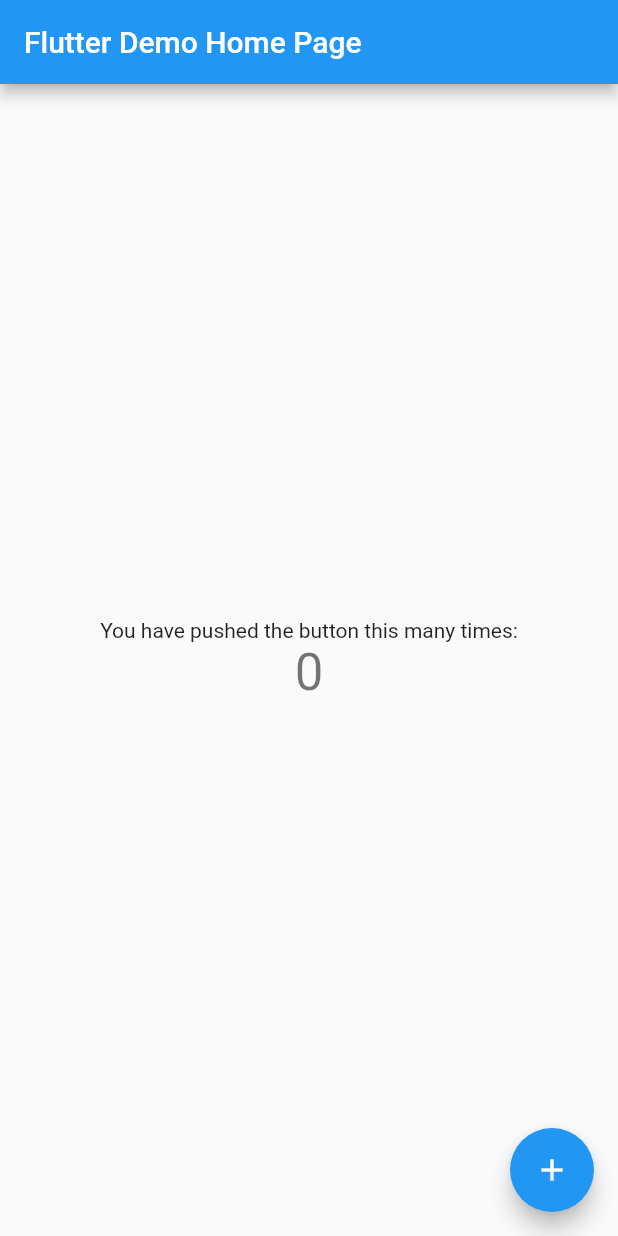
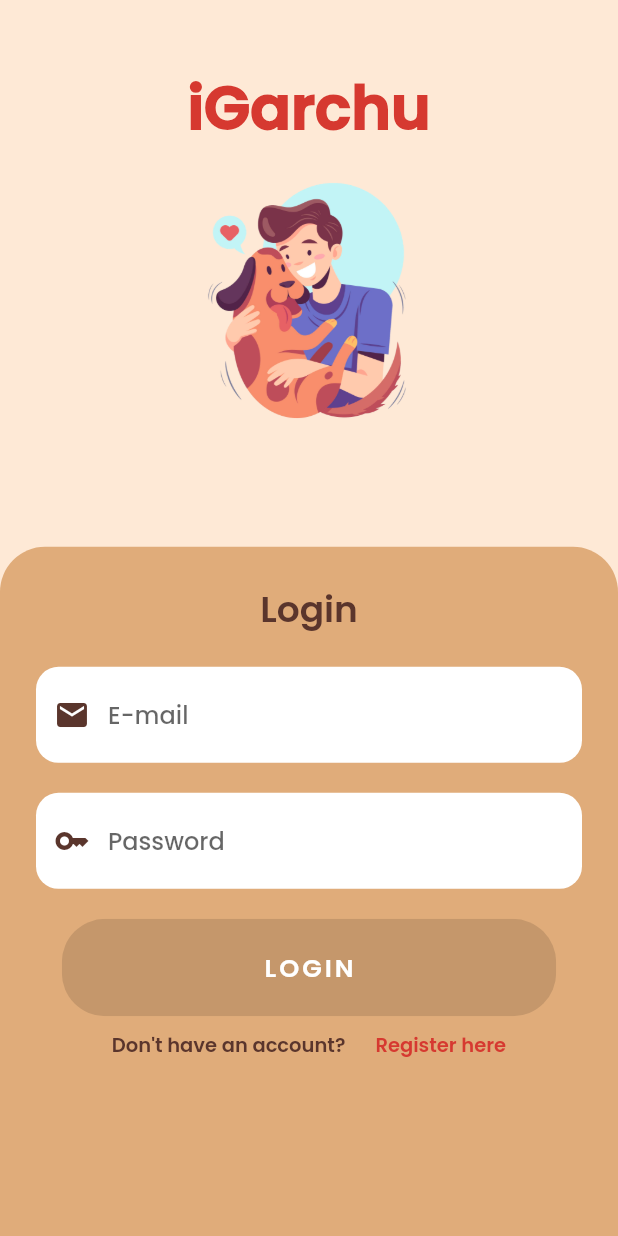
Before and after one commit to nacuabessie/capstone_igarchu_ver2, a Flutter app: the screen it shows after launch, on a phone screen of 412 x 824 dp. Run offline on Flutter 3.47's test engine with Material 2 defaults, Android fonts, the phone set to English and light mode, and no system bars.

Commit message:
Added Login Screen

```diff
--- /dev/null
+++ b/igarchu_capstone_ver2/lib/Screens/login_screen.dart
@@ -0,0 +1,137 @@
+// ignore_for_file: unnecessary_const
+
+import 'package:flutter/material.dart';
+
+import '../Widgets/rounded_button.dart';
+import '../Widgets/underpart.dart';
+import '../Widgets/upside.dart';
+import '../constants.dart';
+
+class LoginScreen extends StatefulWidget {
+  const LoginScreen({Key? key}) : super(key: key);
+
+  @override
+  State<LoginScreen> createState() => _LoginScreenState();
+}
+
+class _LoginScreenState extends State<LoginScreen> {
+  @override
+  Widget build(BuildContext context) {
+    return Scaffold(
+      body: SafeArea(
+        child: SingleChildScrollView(
+          child: Container(
+              constraints: BoxConstraints(
+                  maxHeight: MediaQuery.of(context).size.height,
+                  maxWidth: MediaQuery.of(context).size.width),
+              decoration: const BoxDecoration(
+                gradient: LinearGradient(colors: [
+                  kPrimaryLightColor,
+                  kPrimaryLightColor,
+                ], begin: Alignment.topLeft, end: Alignment.centerRight),
+              ),
+              child: Column(
+                children: [
+                  Expanded(
+                    flex: 3,
+                    child: Column(
+                        mainAxisAlignment: MainAxisAlignment.center,
+                        crossAxisAlignment: CrossAxisAlignment.center,
+                        // ignore: prefer_const_literals_to_create_immutables
+                        children: [
+                          const Text(
+                            "iGarchu",
+                            style: TextStyle(
+                                color: kbutton1,
+                                fontSize: 40.0,
+                                fontWeight: FontWeight.w800),
+                          ),
+                          const Upside(
+                            imgUrl: "assets/images/PetLover.png",
+                          ),
+                        ]),
+                  ),
+                  const SizedBox(height: 20.0),
+                  Expanded(
+                    flex: 4,
+                    child: Container(
+                      width: double.infinity,
+                      decoration: const BoxDecoration(
+                          color: kPrimaryColor,
+                          borderRadius: const BorderRadius.only(
+                            topLeft: Radius.circular(30),
+                            topRight: Radius.circular(30),
+                          )),
+                      child: Padding(
+                          padding: const EdgeInsets.all(24.0),
+                          child: Column(
+                              mainAxisAlignment: MainAxisAlignment.start,
+                              crossAxisAlignment: CrossAxisAlignment.center,
+                              children: [
+                                const Text(
+                                  "Login",
+                                  style: TextStyle(
+                                      color: kbutton2,
+                                      fontSize: 24.0,
+                                      fontWeight: FontWeight.bold),
+                                ),
+                                const SizedBox(height: 20.0),
+                                TextField(
+                                    // controller: _emailController,
+                                    //change value for email
+                                    // onChanged: (value) => ,
+                                    keyboardType: TextInputType.emailAddress,
+                                    decoration: InputDecoration(
+                                        border: OutlineInputBorder(
+                                          borderRadius:
+                                              BorderRadius.circular(15.0),
+                                          borderSide: BorderSide.none,
+                                        ),
+                                        filled: true,
+                                        fillColor: Colors.white,
+                                        hintText: "E-mail",
+                                        prefixIcon: const Icon(Icons.email,
+                                            color: kbutton2))),
+                                const SizedBox(height: 20.0),
+                                TextField(
+                                    // controller: _passwordController,
+                                    //change value for password
+                                    // onChanged: (value) => ,
+                                    keyboardType: TextInputType.emailAddress,
+                                    decoration: InputDecoration(
+                                        border: OutlineInputBorder(
+                                          borderRadius:
+                                              BorderRadius.circular(15.0),
+                                          borderSide: BorderSide.none,
+                                        ),
+                                        filled: true,
+                                        fillColor: Colors.white,
+                                        hintText: "Password",
+                                        prefixIcon:
+                                            const Icon(Icons.key, color: kbutton2))),
+                                const SizedBox(height: 10.0),
+                                const RoundedButton(
+                                  text: 'LOGIN',
+                                  // press: () => (),
+                                ),
+                                UnderPart(
+                                  title: "Don't have an account?",
+                                  navigatorText: "Register here",
+                                  onTap: () {
+                                    // Navigator.push(
+                                    //     context,
+                                    //     MaterialPageRoute(
+                                    //         builder: (context) =>
+                                    //             register_screen()));
+                                  },
+                                ),
+                              ])),
+                    ),
+                  ),
+                ],
+              )),
+        ),
+      ),
+    );
+  }
+}
--- /dev/null
+++ b/igarchu_capstone_ver2/lib/Widgets/rounded_button.dart
@@ -0,0 +1,45 @@
+import 'package:flutter/material.dart';
+import 'package:igarchu_capstone_ver2/constants.dart';
+
+class RoundedButton extends StatelessWidget {
+  const RoundedButton(
+      {Key? key, required this.text, this.press, this.textColor = Colors.white})
+      : super(key: key);
+
+  final String text;
+  final Function()? press;
+  final Color? textColor;
+
+  @override
+  Widget build(BuildContext context) {
+    Size size = MediaQuery.of(context).size;
+    return Container(
+      margin: const EdgeInsets.symmetric(vertical: 10),
+      width: size.width * 0.8,
+      child: ClipRRect(
+        borderRadius: BorderRadius.circular(29),
+        child: newElevatedButton(),
+      ),
+    );
+  }
+
+  Widget newElevatedButton() {
+    return ElevatedButton(
+      child: Text(
+        text,
+        style: TextStyle(color: textColor, fontSize: 17),
+      ),
+      onPressed: press,
+      style: ElevatedButton.styleFrom(
+        primary: kbutton1,
+        padding: const EdgeInsets.symmetric(horizontal: 40, vertical: 20),
+        textStyle: TextStyle(
+          letterSpacing: 2,
+          color: textColor,
+          fontWeight: FontWeight.bold,
+          fontFamily: 'Poppins',
+        ),
+      ),
+    );
+  }
+}
--- /dev/null
+++ b/igarchu_capstone_ver2/lib/Widgets/underpart.dart
@@ -0,0 +1,49 @@
+import 'package:flutter/material.dart';
+import 'package:igarchu_capstone_ver2/constants.dart';
+
+
+class UnderPart extends StatelessWidget {
+  const UnderPart(
+      {Key? key,
+      required this.title,
+      required this.navigatorText,
+      required this.onTap})
+      : super(key: key);
+
+  final String title;
+  final String navigatorText;
+  final Function() onTap;
+
+  @override
+  Widget build(BuildContext context) {
+    return Row(
+      mainAxisAlignment: MainAxisAlignment.center,
+      children: [
+        Text(
+          title,
+          style: const TextStyle(
+              fontFamily: 'Poppins',
+              fontSize: 13,
+              color: kbutton2,
+              fontWeight: FontWeight.w600),
+        ),
+        const SizedBox(
+          width: 20,
+        ),
+        InkWell(
+          onTap: () {
+            onTap();
+          },
+          child: Text(
+            navigatorText,
+            style: const TextStyle(
+                color: kbutton1,
+                fontFamily: 'Poppins',
+                fontSize: 13,
+                fontWeight: FontWeight.w600),
+          ),
+        )
+      ],
+    );
+  }
+}
--- /dev/null
+++ b/igarchu_capstone_ver2/lib/Widgets/upside.dart
@@ -0,0 +1,32 @@
+import 'package:flutter/cupertino.dart';
+import 'package:flutter/material.dart';
+import 'package:igarchu_capstone_ver2/constants.dart';
+// import 'package:h3f_wedding_planner/constants.dart';
+
+class Upside extends StatelessWidget {
+  const Upside({Key? key, required this.imgUrl}) : super(key: key);
+
+  final String imgUrl;
+
+  @override
+  Widget build(BuildContext context) {
+    Size size = MediaQuery.of(context).size;
+    return Stack(
+      children: [
+        Container(
+          width: 210.0,
+          height: 200.0,
+          color: kPrimaryLightColor,
+          child: Padding(
+            padding: const EdgeInsets.only(top: 0.0),
+            child: Image.asset(
+              imgUrl,
+              alignment: Alignment.topCenter,
+              scale: 1,
+            ),
+          ),
+        ),
+      ],
+    );
+  }
+}
--- /dev/null
+++ b/igarchu_capstone_ver2/lib/constants.dart
@@ -0,0 +1,8 @@
+import 'package:flutter/material.dart';
+
+const kPrimaryColor = Color.fromRGBO(224, 172, 122, 1);
+const kPrimaryLightColor = Color.fromRGBO(254, 233, 214, 1);
+const kbutton1 = Color.fromRGBO(214, 57, 48, 1);
+const kbutton2 = Color.fromRGBO(90, 53, 44, 1);
+const kBackground1 = Color.fromRGBO(254, 233, 214, 1);
+const kBackground2 = Color.fromRGBO(236, 167, 102, 1);
--- a/igarchu_capstone_ver2/lib/main.dart
+++ b/igarchu_capstone_ver2/lib/main.dart
@@ -1,4 +1,7 @@
 import 'package:flutter/material.dart';
+
+import 'Screens/login_screen.dart';
+import 'constants.dart';
 
 void main() {
   runApp(const MyApp());
@@ -11,105 +14,17 @@
   @override
   Widget build(BuildContext context) {
     return MaterialApp(
-      title: 'Flutter Demo',
-      theme: ThemeData(
-        // This is the theme of your application.
-        //
-        // Try running your application with "flutter run". You'll see the
-        // application has a blue toolbar. Then, without quitting the app, try
-        // changing the primarySwatch below to Colors.green and then invoke
-        // "hot reload" (press "r" in the console where you ran "flutter run",
-        // or simply save your changes to "hot reload" in a Flutter IDE).
-        // Notice that the counter didn't reset back to zero; the application
-        // is not restarted.
-        primarySwatch: Colors.blue,
-      ),
-      home: const MyHomePage(title: 'Flutter Demo Home Page'),
+      debugShowCheckedModeBanner: false,
+        title: 'Flutter Demo',
+        theme: ThemeData(
+            primaryColor: kPrimaryLightColor,
+            fontFamily: 'Poppins',
+            textTheme: const TextTheme(
+              headline1: TextStyle(fontFamily: 'Poppins'),
+              headline2:
+                  TextStyle(fontFamily: 'Poppins', fontWeight: FontWeight.bold),
+            )),
+      home: const LoginScreen(),
     );
   }
 }
-
-class MyHomePage extends StatefulWidget {
-  const MyHomePage({Key? key, required this.title}) : super(key: key);
-
-  // This widget is the home page of your application. It is stateful, meaning
-  // that it has a State object (defined below) that contains fields that affect
-  // how it looks.
-
-  // This class is the configuration for the state. It holds the values (in this
-  // case the title) provided by the parent (in this case the App widget) and
-  // used by the build method of the State. Fields in a Widget subclass are
-  // always marked "final".
-
-  final String title;
-
-  @override
-  State<MyHomePage> createState() => _MyHomePageState();
-}
-
-class _MyHomePageState extends State<MyHomePage> {
-  int _counter = 0;
-
-  void _incrementCounter() {
-    setState(() {
-      // This call to setState tells the Flutter framework that something has
-      // changed in this State, which causes it to rerun the build method below
-      // so that the display can reflect the updated values. If we changed
-      // _counter without calling setState(), then the build method would not be
-      // called again, and so nothing would appear to happen.
-      _counter++;
-    });
-  }
-
-  @override
-  Widget build(BuildContext context) {
-    // This method is rerun every time setState is called, for instance as done
-    // by the _incrementCounter method above.
-    //
-    // The Flutter framework has been optimized to make rerunning build methods
-    // fast, so that you can just rebuild anything that needs updating rather
-    // than having to individually change instances of widgets.
-    return Scaffold(
-      appBar: AppBar(
-        // Here we take the value from the MyHomePage object that was created by
-        // the App.build method, and use it to set our appbar title.
-        title: Text(widget.title),
-      ),
-      body: Center(
-        // Center is a layout widget. It takes a single child and positions it
-        // in the middle of the parent.
-        child: Column(
-          // Column is also a layout widget. It takes a list of children and
-          // arranges them vertically. By default, it sizes itself to fit its
-          // children horizontally, and tries to be as tall as its parent.
-          //
-          // Invoke "debug painting" (press "p" in the console, choose the
-          // "Toggle Debug Paint" action from the Flutter Inspector in Android
-          // Studio, or the "Toggle Debug Paint" command in Visual Studio Code)
-          // to see the wireframe for each widget.
-          //
-          // Column has various properties to control how it sizes itself and
-          // how it positions its children. Here we use mainAxisAlignment to
-          // center the children vertically; the main axis here is the vertical
-          // axis because Columns are vertical (the cross axis would be
-          // horizontal).
-          mainAxisAlignment: MainAxisAlignment.center,
-          children: <Widget>[
-            const Text(
-              'You have pushed the button this many times:',
-            ),
-            Text(
-              '$_counter',
-              style: Theme.of(context).textTheme.headline4,
-            ),
-          ],
-        ),
-      ),
-      floatingActionButton: FloatingActionButton(
-        onPressed: _incrementCounter,
-        tooltip: 'Increment',
-        child: const Icon(Icons.add),
-      ), // This trailing comma makes auto-formatting nicer for build methods.
-    );
-  }
-}
```
